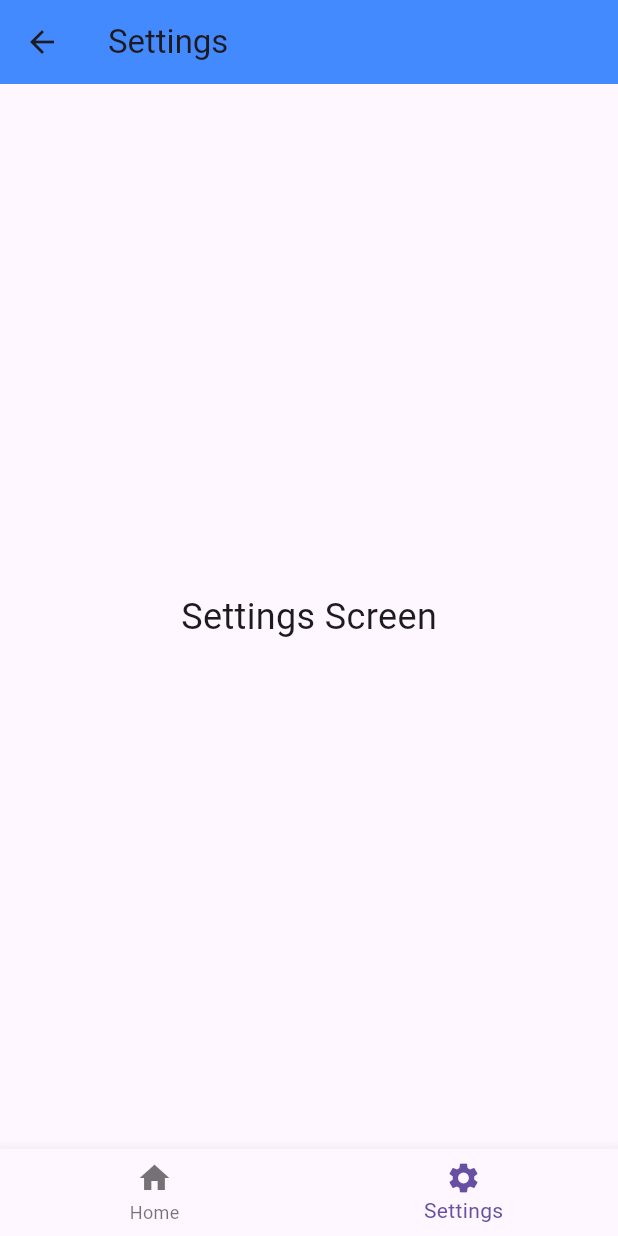
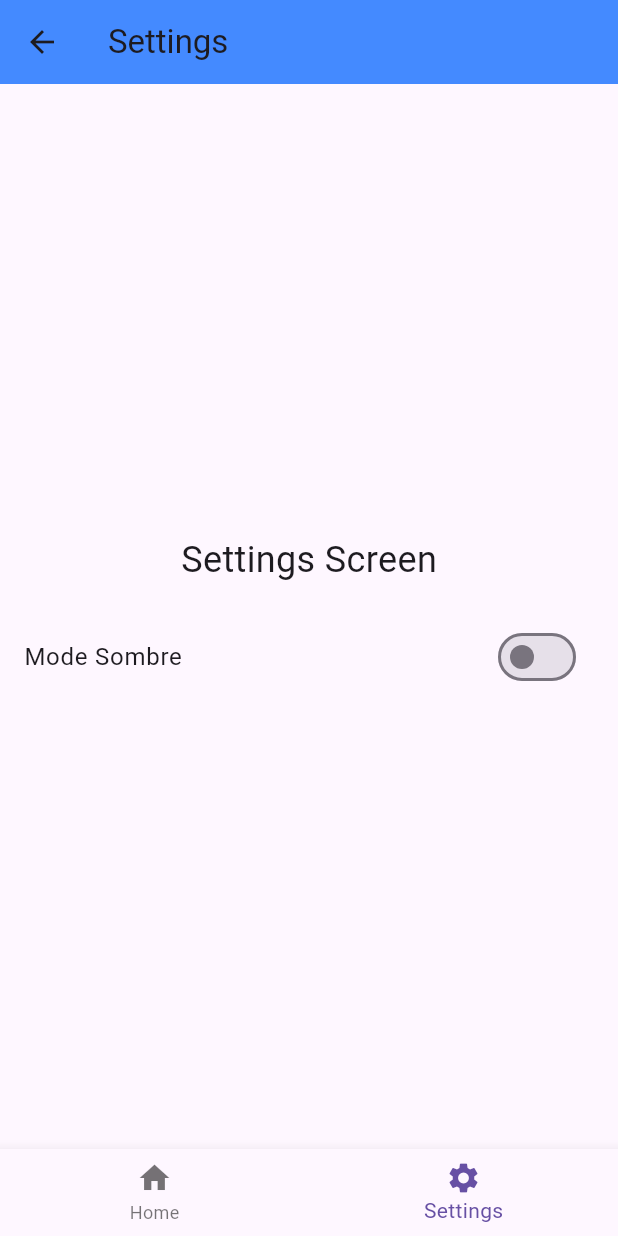
Before and after one commit to wassimDridi/Flutter_Quiz_Game, a Flutter app: the SettingsScreen screen opened directly, on a phone screen of 412 x 824 dp. Run offline on Flutter 3.47's test engine with Material 3 defaults, Android fonts, the phone set to English and light mode, and no system bars; network calls fail.

Commit message:
add Settings ThemeProvider

```diff
--- /dev/null
+++ b/lib/parameter/Theme.dart
@@ -0,0 +1,12 @@
+import 'package:flutter/material.dart';
+
+class ThemeProvider with ChangeNotifier {
+  ThemeMode _themeMode = ThemeMode.light;
+
+  ThemeMode get themeMode => _themeMode;
+
+  void toggleTheme(bool isDarkMode) {
+    _themeMode = isDarkMode ? ThemeMode.dark : ThemeMode.light;
+    notifyListeners();
+  }
+}
--- a/lib/screen/settings.dart
+++ b/lib/screen/settings.dart
@@ -1,8 +1,13 @@
 import 'package:flutter/material.dart';
+import 'package:provider/provider.dart';
+import 'package:quizzz/parameter/Theme.dart';
 
 class SettingsScreen extends StatelessWidget {
   @override
   Widget build(BuildContext context) {
+    final themeProvider = Provider.of<ThemeProvider>(context);
+    bool isDarkMode = themeProvider.themeMode == ThemeMode.dark;
+
     return Scaffold(
       bottomNavigationBar: BottomNavigationBar(
         currentIndex: 1, // Définir l'index sur 1 pour afficher "Settings" comme actif
@@ -22,9 +27,22 @@ class SettingsScreen extends StatelessWidget {
         backgroundColor: Colors.blueAccent,
       ),
       body: Center(
-        child: Text(
-          'Settings Screen',
-          style: TextStyle(fontSize: 24),
+        child: Column(
+          mainAxisAlignment: MainAxisAlignment.center,
+          children: [
+            Text(
+              'Settings Screen',
+              style: TextStyle(fontSize: 24),
+            ),
+            SizedBox(height: 20),
+            SwitchListTile(
+              title: Text('Mode Sombre'),
+              value: isDarkMode,
+              onChanged: (value) {
+                themeProvider.toggleTheme(value);
+              },
+            ),
+          ],
         ),
       ),
     );
--- a/pubspec.yaml
+++ b/pubspec.yaml
@@ -31,6 +31,7 @@ dependencies:
   flutter:
     sdk: flutter
   http: ^0.13.5
+  provider: ^6.0.0
 
 
   # The following adds the Cupertino Icons font to your application.
```
Also changed, not shown: lib/main.dart (+17 -3 lines), lib/screen/quiz.dart (+37 -7 lines), pubspec.lock.
